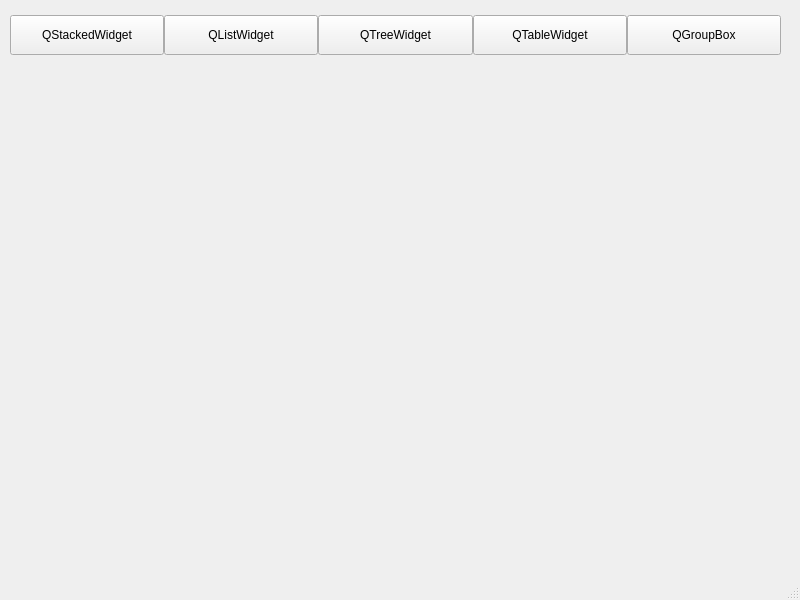
Before: the Qt Designer form UIControlTest/UIControlTest/mainwindow.ui in ksnowlv/qtdemo, drawn with Qt 5.
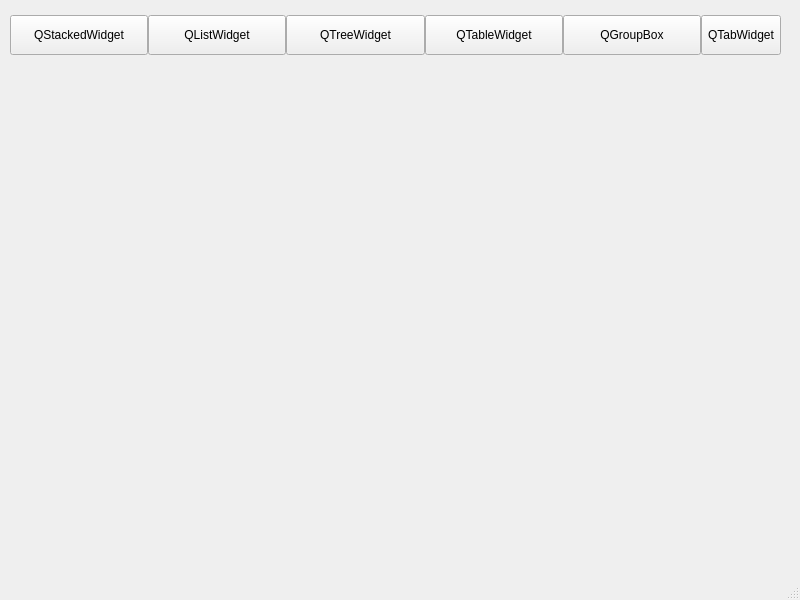
After: the same form once the commit is applied.

The edit to the form file:
```diff
--- a/UIControlTest/UIControlTest/mainwindow.ui
+++ b/UIControlTest/UIControlTest/mainwindow.ui
@@ -29,7 +29,7 @@
       <height>71</height>
      </rect>
     </property>
-    <layout class="QHBoxLayout" name="horizontalLayout" stretch="1,1,1,1,1">
+    <layout class="QHBoxLayout" name="horizontalLayout" stretch="1,1,1,1,1,0">
      <property name="spacing">
       <number>0</number>
      </property>
@@ -113,6 +113,19 @@
        </property>
       </widget>
      </item>
+     <item>
+      <widget class="QPushButton" name="pushButton">
+       <property name="minimumSize">
+        <size>
+         <width>60</width>
+         <height>40</height>
+        </size>
+       </property>
+       <property name="text">
+        <string>QTabWidget</string>
+       </property>
+      </widget>
+     </item>
     </layout>
    </widget>
   </widget>
```
Left out of the diff: 21 changed lines with no effect on the pictures.
